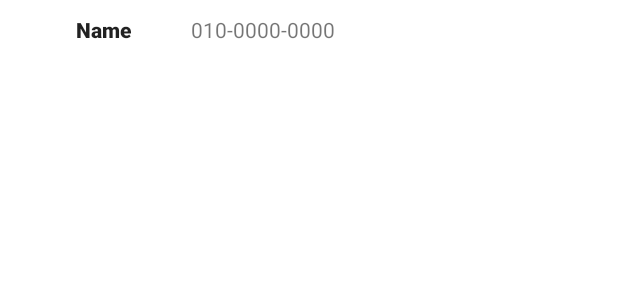
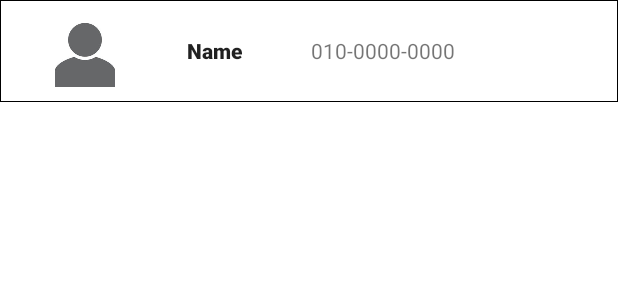
Before and after one commit to Jhanoo/FirstFlow, an Android app: the layout activity_contact_recycler_adapter.xml on its own in the app's theme, with its tools: preview values and no code run, on a phone screen of 412 x 824 dp. Shown: the top 300 px of the screen. Run offline under Robolectric (Android 15) with nearby library versions, the phone set to English and light mode, and no system bars.

Commit message:
연락처 페이지 사진 추가 및 border처리

```diff
--- a/app/src/main/java/com/example/firstflow/ContactRecyclerAdapter.java
+++ b/app/src/main/java/com/example/firstflow/ContactRecyclerAdapter.java
@@ -6,6 +6,7 @@ import androidx.recyclerview.widget.RecyclerView;
 import android.view.LayoutInflater;
 import android.view.View;
 import android.view.ViewGroup;
+import android.widget.ImageView;
 import android.widget.TextView;
 
 import com.example.firstflow.dto.Contact;
@@ -49,19 +50,20 @@ public class ContactRecyclerAdapter extends RecyclerView.Adapter<ContactRecycler
 
         private TextView textView1;
         private TextView textView2;
-        private TextView textView3;
+        private ImageView imgView;
 
         ItemViewHolder(View itemView) {
             super(itemView);
 
             textView1 = itemView.findViewById(R.id.textView1);
             textView2 = itemView.findViewById(R.id.textView2);
-            textView3 = itemView.findViewById(R.id.textView3);
+            imgView = itemView.findViewById(R.id.profileImg);
         }
 
         void onBind(Contact data) {
             textView1.setText(data.getName());
             textView2.setText(data.getPhoneNum());
+            imgView.setImageResource(R.drawable.personicon);
         }
     }
 }
--- a/app/src/main/java/com/example/firstflow/fragment/ContactFragment.java
+++ b/app/src/main/java/com/example/firstflow/fragment/ContactFragment.java
@@ -9,6 +9,7 @@ import androidx.recyclerview.widget.LinearLayoutManager;
 import androidx.recyclerview.widget.RecyclerView;
 
 import android.provider.ContactsContract;
+import android.util.Log;
 import android.view.LayoutInflater;
 import android.view.View;
 import android.view.ViewGroup;
@@ -86,6 +87,7 @@ public class ContactFragment extends Fragment {
 
         // 데이터 가져오기
         ArrayList<Contact> a = getContactList();
+        Log.d(null, "img : " + a.get(1).getPhotoId());
         getData(a);
 
 
--- /dev/null
+++ b/app/src/main/res/drawable/box_border.xml
@@ -0,0 +1,17 @@
+<?xml version="1.0" encoding="utf-8"?>
+<layer-list xmlns:android="http://schemas.android.com/apk/res/android" >
+
+    <item>
+        <shape android:shape="rectangle">
+            <stroke android:width="0.01dp" android:color="#FF000000" />
+            <solid android:color="#FFFFFFFF" />
+        </shape>
+    </item>
+
+    <item android:bottom="0.01dp">
+        <shape android:shape="rectangle">
+            <stroke android:width="0.01dp" android:color="#FF000000" />
+            <solid android:color="#00000000" />
+        </shape>
+    </item>
+</layer-list>
--- a/app/src/main/res/layout/activity_contact_recycler_adapter.xml
+++ b/app/src/main/res/layout/activity_contact_recycler_adapter.xml
@@ -6,15 +6,31 @@
     android:layout_height="wrap_content"
     android:orientation="horizontal"
     android:padding="10dp"
+    android:paddingTop="15dp"
+    android:background="@drawable/box_border"
     app:layout_constraintStart_toStartOf="parent"
     app:layout_constraintTop_toTopOf="parent">
 
 
+    <ImageView
+        android:id="@+id/profileImg"
+        android:layout_width="0dp"
+        android:layout_height="48dp"
+        android:layout_weight="1"
+        android:clickable="false"
+        android:paddingTop="5dp"
+        android:paddingEnd="5dp"
+        android:paddingRight="0dp"
+        android:scaleType="fitCenter"
+        tools:srcCompat="@drawable/personicon" />
+
     <TextView
         android:id="@+id/textView1"
-        android:layout_width="5dp"
-        android:layout_height="wrap_content"
+        android:layout_width="0dp"
+        android:layout_height="match_parent"
         android:layout_weight="1"
+        android:gravity="center"
+        android:paddingRight="30dp"
         android:textAlignment="center"
         android:textAppearance="@style/TextAppearance.AppCompat.Body2"
         android:textStyle="bold"
@@ -22,15 +38,11 @@
 
     <TextView
         android:id="@+id/textView2"
-        android:layout_width="20dp"
-        android:layout_height="wrap_content"
+        android:layout_width="wrap_content"
+        android:layout_height="match_parent"
         android:layout_weight="1"
+        android:gravity="center"
         android:text="010-0000-0000"
         android:textAlignment="textStart" />
 
-    <TextView
-        android:id="@+id/textView3"
-        android:layout_width="30dp"
-        android:layout_height="wrap_content"
-        android:layout_weight="1" />
 </LinearLayout>
--- a/app/src/main/res/layout/fragment_contact.xml
+++ b/app/src/main/res/layout/fragment_contact.xml
@@ -10,6 +10,6 @@
     <androidx.recyclerview.widget.RecyclerView
         android:id="@+id/fragmentContactRecyclerView"
         android:layout_width="match_parent"
-        android:layout_height="667dp" />
+        android:layout_height="560dp" />
 
 </FrameLayout>
```
Also changed, not shown: app/src/main/res/drawable/personicon.jpg (added).
